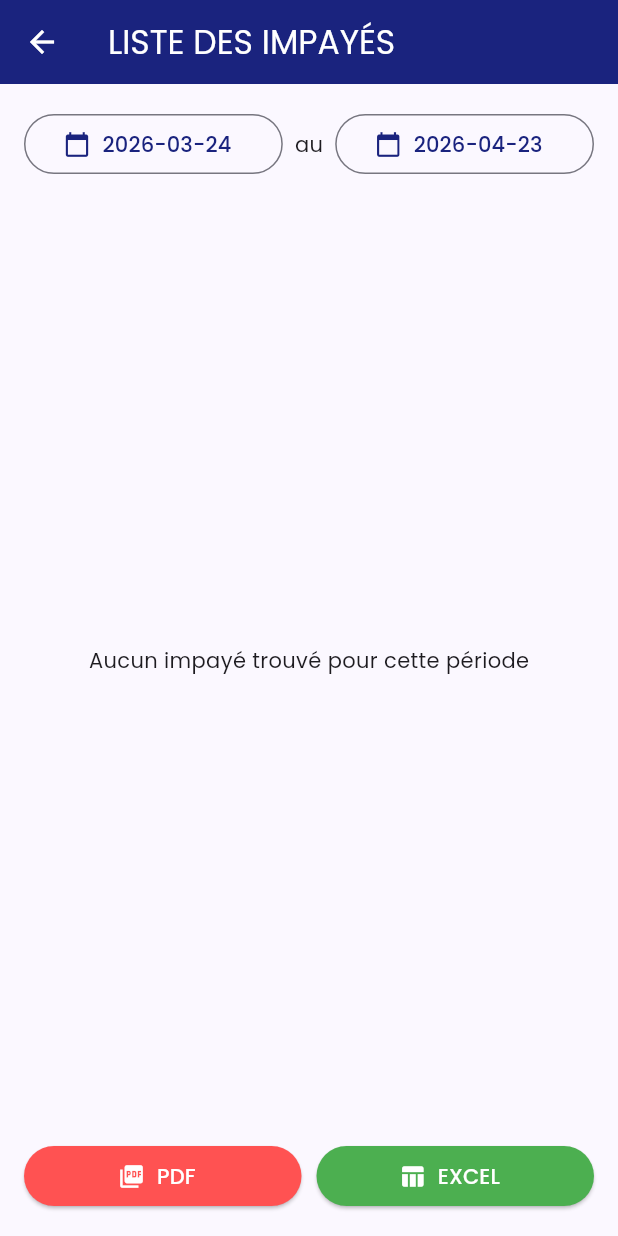
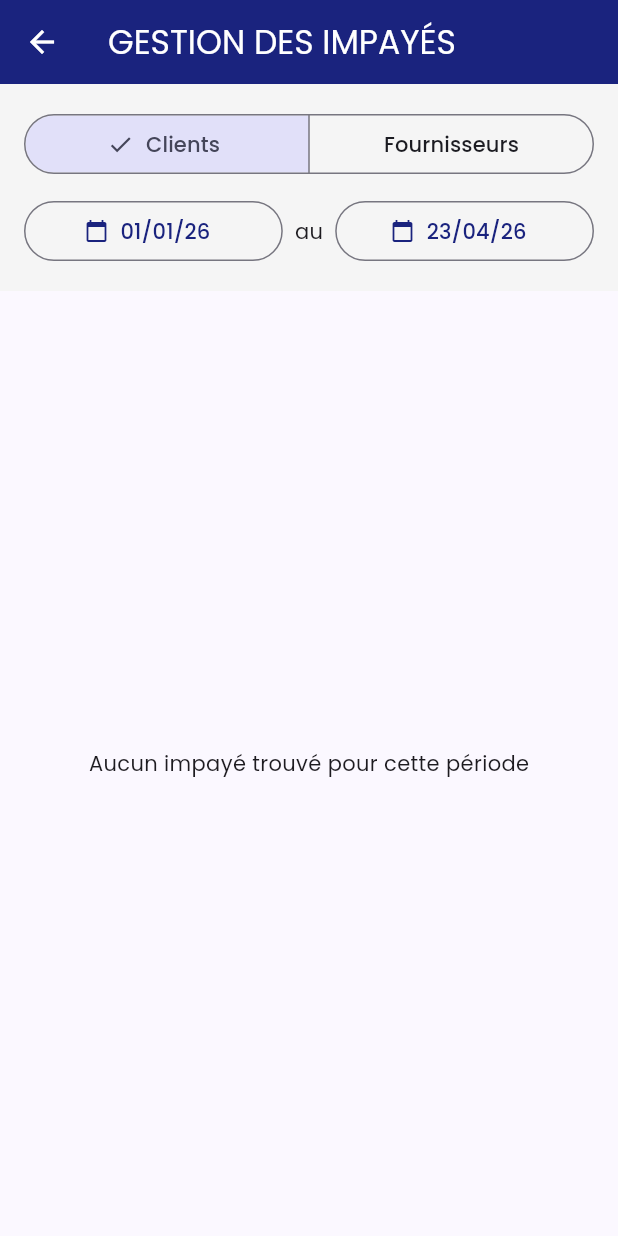
Before and after one commit to Doumbia1998/ko_solar_erp, a Flutter app: the UnpaidScreen screen opened directly, on a phone screen of 412 x 824 dp. Run offline on Flutter 3.47's test engine with Material 3 defaults, Android fonts, the light colour scheme and no system bars; our stand-ins replace cloud_firestore, firebase_auth, firebase_core, google_fonts, pdf, printing; missing offline and left inert: excel; accounts and stored records are empty.

Commit message:
Optimisation ERP : Traçabilité utilisateur (createdBy), sécurisation Auth, formatage monétaire et correctifs mobile5

```diff
--- a/lib/screens/unpaid_screen.dart
+++ b/lib/screens/unpaid_screen.dart
@@ -1,8 +1,11 @@
 import 'package:flutter/material.dart';
 import 'package:provider/provider.dart';
+import 'package:intl/intl.dart';
 import '../services/firestore_service.dart';
-import '../services/report_service.dart';
+import '../services/pdf_service.dart';
 import '../models/transaction.dart';
+import '../models/payment.dart';
+import '../models/tier.dart';
 
 class UnpaidScreen extends StatefulWidget {
   const UnpaidScreen({super.key});
@@ -12,8 +15,22 @@ class UnpaidScreen extends StatefulWidget {
 }
 
 class _UnpaidScreenState extends State<UnpaidScreen> {
-  DateTime _startDate = DateTime.now().subtract(const Duration(days: 30));
+  DateTime _startDate = DateTime(DateTime.now().year, 1, 1);
   DateTime _endDate = DateTime.now();
+  final currencyFormat = NumberFormat('#,###', 'fr_FR');
+  TierType _selectedType = TierType.client;
+
+  bool _isMatchingInvoice(String? pInv, String? tInv, String pRef) {
+    if (tInv == null || tInv.isEmpty) return false;
+    String normT = tInv.trim().toUpperCase().replaceAll(' ', '');
+    if (pInv != null) {
+      String normP = pInv.trim().toUpperCase().replaceAll(' ', '');
+      if (normP == normT) return true;
+    }
+    String normRef = pRef.toUpperCase().replaceAll(' ', '');
+    if (normRef.contains(normT)) return true;
+    return false;
+  }
 
   @override
   Widget build(BuildContext context) {
@@ -21,15 +38,90 @@ class _UnpaidScreenState extends State<UnpaidScreen> {
 
     return Scaffold(
       appBar: AppBar(
-        title: const Text('LISTE DES IMPAYÉS'),
+        title: const Text('GESTION DES IMPAYÉS'),
         backgroundColor: const Color(0xFF1A237E),
         foregroundColor: Colors.white,
       ),
       body: Column(
         children: [
-          Padding(
-            padding: const EdgeInsets.all(16.0),
-            child: Row(
+          _buildFilterHeader(),
+          Expanded(
+            child: FutureBuilder<List<Map<String, dynamic>>>(
+              future: firestoreService.getUnpaidReport(
+                tierType: _selectedType,
+                start: _startDate,
+                end: _endDate,
+              ),
+              builder: (context, snapshot) {
+                if (snapshot.connectionState == ConnectionState.waiting) {
+                  return const Center(child: CircularProgressIndicator());
+                }
+
+                if (!snapshot.hasData || snapshot.data!.isEmpty) {
+                  return const Center(child: Text('Aucun impayé trouvé pour cette période'));
+                }
+
+                final unpaidResults = snapshot.data!;
+
+                return Column(
+                  children: [
+                    Expanded(
+                      child: ListView.builder(
+                        itemCount: unpaidResults.length,
+                        itemBuilder: (context, index) {
+                          final item = unpaidResults[index];
+                          final AppTransaction t = item['transaction'];
+                          return Card(
+                            margin: const EdgeInsets.symmetric(horizontal: 16, vertical: 4),
+                            child: ListTile(
+                              title: Text(t.tierName.toUpperCase(), style: const TextStyle(fontWeight: FontWeight.bold)),
+                              subtitle: Text('Facture ${t.invoiceNumber} du ${DateFormat('dd/MM/yy').format(t.date)}'),
+                              trailing: Column(
+                                mainAxisAlignment: MainAxisAlignment.center,
+                                crossAxisAlignment: CrossAxisAlignment.end,
+                                children: [
+                                  Text('${currencyFormat.format(item['remaining'])} F', style: const TextStyle(color: Colors.red, fontWeight: FontWeight.bold)),
+                                  Text('Sur ${currencyFormat.format(t.netToPay)} F', style: const TextStyle(fontSize: 10, color: Colors.grey)),
+                                ],
+                              ),
+                            ),
+                          );
+                        },
+                      ),
+                    ),
+                    _buildSummary(unpaidResults),
+                  ],
+                );
+              },
+            ),
+          ),
+        ],
+      ),
+    );
+  }
+
+  Widget _buildFilterHeader() {
+    return Container(
+      padding: const EdgeInsets.all(16),
+      color: Colors.grey[100],
+      child: Column(
+        children: [
+          Row(
+            children: [
+              Expanded(
+                child: SegmentedButton<TierType>(
+                  segments: const [
+                    ButtonSegment(value: TierType.client, label: Text('Clients')),
+                    ButtonSegment(value: TierType.supplier, label: Text('Fournisseurs')),
+                  ],
+                  selected: {_selectedType},
+                  onSelectionChanged: (val) => setState(() => _selectedType = val.first),
+                ),
+              ),
+            ],
+          ),
+          const SizedBox(height: 10),
+          Row(
             children: [
               Expanded(
                 child: OutlinedButton.icon(
@@ -37,8 +129,8 @@ class _UnpaidScreenState extends State<UnpaidScreen> {
                     final date = await showDatePicker(context: context, initialDate: _startDate, firstDate: DateTime(2020), lastDate: DateTime.now());
                     if (date != null) setState(() => _startDate = date);
                   },
-                    icon: const Icon(Icons.calendar_today),
-                    label: Text(_startDate.toString().split(' ')[0]),
+                  icon: const Icon(Icons.calendar_today, size: 16),
+                  label: Text(DateFormat('dd/MM/yy').format(_startDate)),
                 ),
               ),
               const Padding(padding: EdgeInsets.symmetric(horizontal: 8), child: Text('au')),
@@ -48,41 +140,51 @@ class _UnpaidScreenState extends State<UnpaidScreen> {
                     final date = await showDatePicker(context: context, initialDate: _endDate, firstDate: DateTime(2020), lastDate: DateTime.now());
                     if (date != null) setState(() => _endDate = date);
                   },
-                    icon: const Icon(Icons.calendar_today),
-                    label: Text(_endDate.toString().split(' ')[0]),
+                  icon: const Icon(Icons.calendar_today, size: 16),
+                  label: Text(DateFormat('dd/MM/yy').format(_endDate)),
                 ),
               ),
             ],
           ),
+        ],
       ),
-          const Expanded(
-            child: Center(child: Text('Aucun impayé trouvé pour cette période')),
+    );
+  }
+
+  Widget _buildSummary(List<Map<String, dynamic>> results) {
+    double total = results.fold(0, (sum, item) => sum + (item['remaining'] as double));
+    return Container(
+      padding: const EdgeInsets.all(20),
+      decoration: BoxDecoration(
+        color: Colors.white,
+        boxShadow: [BoxShadow(color: Colors.black.withOpacity(0.1), blurRadius: 10, offset: const Offset(0, -5))],
       ),
-          Padding(
-            padding: const EdgeInsets.all(16.0),
-            child: Row(
+      child: Column(
+        children: [
+          Row(
+            mainAxisAlignment: MainAxisAlignment.spaceBetween,
+            children: [
+              const Text('TOTAL DES IMPAYÉS', style: TextStyle(fontWeight: FontWeight.bold)),
+              Text('${currencyFormat.format(total)} FCFA', style: const TextStyle(fontSize: 18, fontWeight: FontWeight.bold, color: Colors.red)),
+            ],
+          ),
+          const SizedBox(height: 15),
+          Row(
             children: [
               Expanded(
                 child: ElevatedButton.icon(
-                    onPressed: () {},
+                  onPressed: () => PdfService.generateUnpaidReport(
+                    type: _selectedType == TierType.client ? 'Client' : 'Fournisseur',
+                    start: _startDate,
+                    end: _endDate,
+                    unpaidDetails: results,
+                  ),
                   icon: const Icon(Icons.picture_as_pdf),
-                    label: const Text('PDF'),
-                    style: ElevatedButton.styleFrom(backgroundColor: Colors.redAccent, foregroundColor: Colors.white),
-                  ),
-                ),
-                const SizedBox(width: 10),
-                Expanded(
-                  child: ElevatedButton.icon(
-                    onPressed: () {
-                      // Call ReportService.exportUnpaidToExcel
-                    },
-                    icon: const Icon(Icons.table_chart),
-                    label: const Text('EXCEL'),
-                    style: ElevatedButton.styleFrom(backgroundColor: Colors.green, foregroundColor: Colors.white),
+                  label: const Text('EXPORTER PDF'),
+                  style: ElevatedButton.styleFrom(backgroundColor: Colors.red[800], foregroundColor: Colors.white),
                 ),
               ),
             ],
-            ),
           ),
         ],
       ),
--- a/lib/services/pdf_service.dart
+++ b/lib/services/pdf_service.dart
@@ -425,7 +425,7 @@ class PdfService {
               return [
                 DateFormat('dd/MM/yy').format(t.date),
                 t.invoiceNumber,
-                t.tierName,
+                t.tierName.toUpperCase(),
                 _currencyFormat.format(t.netToPay),
                 _currencyFormat.format(d['totalPaid']),
                 _currencyFormat.format(d['remaining']),
```
Also changed, not shown: lib/screens/unpaid_report_screen.dart (+9 -4 lines), lib/services/firestore_service.dart (+41 -37 lines). Lines whose indentation alone changed are shown as unchanged.
